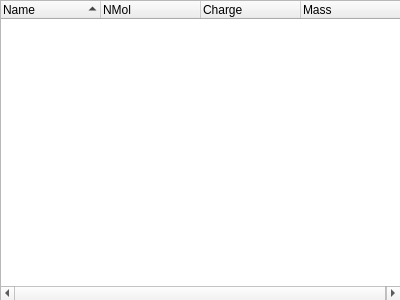
ElucidataInc/ElMaven, file src/gui/mzroll/forms/adductwidget.ui: the form before one commit.
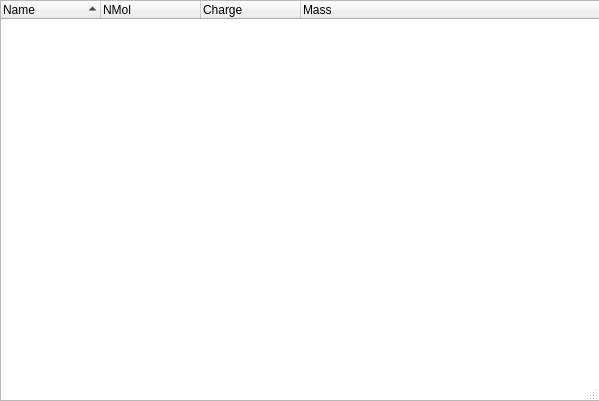
The form after the commit.

Commit message: [UI] Adjust adductWidget size to display content

The edit to the form file:
```diff
--- a/src/gui/mzroll/forms/adductwidget.ui
+++ b/src/gui/mzroll/forms/adductwidget.ui
@@ -6,25 +6,43 @@
    <rect>
     <x>0</x>
     <y>0</y>
-    <width>400</width>
-    <height>300</height>
+    <width>599</width>
+    <height>401</height>
    </rect>
   </property>
+  <property name="sizePolicy">
+   <sizepolicy hsizetype="MinimumExpanding" vsizetype="MinimumExpanding">
+    <horstretch>0</horstretch>
+    <verstretch>0</verstretch>
+   </sizepolicy>
+  </property>
   <property name="windowTitle">
    <string>Dialog</string>
   </property>
+  <property name="sizeGripEnabled">
+   <bool>true</bool>
+  </property>
+  <property name="modal">
+   <bool>true</bool>
+  </property>
   <widget class="QWidget" name="gridLayoutWidget">
    <property name="geometry">
     <rect>
      <x>0</x>
      <y>0</y>
-     <width>401</width>
-     <height>301</height>
+     <width>601</width>
+     <height>401</height>
     </rect>
    </property>
    <layout class="QGridLayout" name="gridLayout">
+    <property name="sizeConstraint">
+     <enum>QLayout::SetNoConstraint</enum>
+    </property>
     <item row="0" column="0">
      <widget class="QTreeWidget" name="adductList">
+      <property name="sizeAdjustPolicy">
+       <enum>QAbstractScrollArea::AdjustToContentsOnFirstShow</enum>
+      </property>
       <property name="alternatingRowColors">
        <bool>true</bool>
       </property>
```
Left out of the diff: 3 changed lines with no effect on the pictures. The commit also changes 1 other file.
